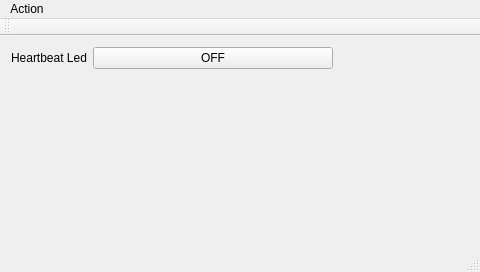
The window that mainwindow.ui (jkarrels/hello-qt) describes before a commit, drawn with Qt 5.
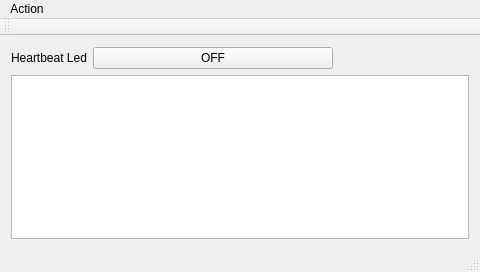
The same window after the commit.

Commit message: added text box

The edit to the form file:
```diff
--- a/mainwindow.ui
+++ b/mainwindow.ui
@@ -35,6 +35,23 @@
       </property>
      </widget>
     </item>
+    <item row="1" column="0" colspan="2">
+     <widget class="QTextBrowser" name="txtTest">
+      <property name="readOnly">
+       <bool>false</bool>
+      </property>
+      <property name="html">
+       <string notr="true">&lt;!DOCTYPE HTML PUBLIC &quot;-//W3C//DTD HTML 4.0//EN&quot; &quot;http://www.w3.org/TR/REC-html40/strict.dtd&quot;&gt;
+&lt;html&gt;&lt;head&gt;&lt;meta name=&quot;qrichtext&quot; content=&quot;1&quot; /&gt;&lt;style type=&quot;text/css&quot;&gt;
+p, li { white-space: pre-wrap; }
+&lt;/style&gt;&lt;/head&gt;&lt;body style=&quot; font-family:'Ubuntu'; font-size:11pt; font-weight:400; font-style:normal;&quot;&gt;
+&lt;p style=&quot;-qt-paragraph-type:empty; margin-top:0px; margin-bottom:0px; margin-left:0px; margin-right:0px; -qt-block-indent:0; text-indent:0px;&quot;&gt;&lt;br /&gt;&lt;/p&gt;&lt;/body&gt;&lt;/html&gt;</string>
+      </property>
+      <property name="textInteractionFlags">
+       <set>Qt::TextEditable</set>
+      </property>
+     </widget>
+    </item>
    </layout>
   </widget>
   <widget class="QMenuBar" name="menuBar">
```
The commit also changes 1 other file.
